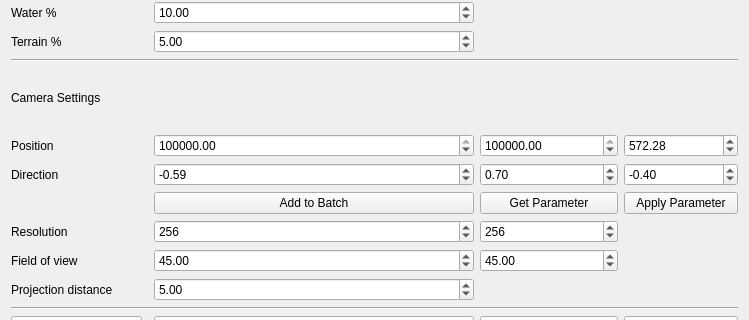
Before: the Qt Designer form src/plugins/CityGMLVisibiliteQtPlugin/Dialogs/dialogVisibilite.ui in VCityTeam/3DUSE, drawn with Qt 5; both pictures show x 0 to 749 and y 296 to 616 of the 749 by 805 pixel window.
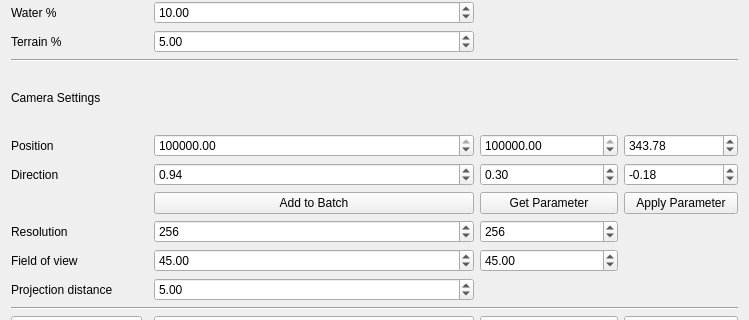
After: the same form once the commit is applied.

```diff
--- a/src/plugins/CityGMLVisibiliteQtPlugin/Dialogs/dialogVisibilite.ui
+++ b/src/plugins/CityGMLVisibiliteQtPlugin/Dialogs/dialogVisibilite.ui
@@ -148,7 +148,7 @@
       <double>999999999.000000000000000</double>
      </property>
      <property name="value">
-      <double>0.700000000000000</double>
+      <double>0.300000000000000</double>
      </property>
     </widget>
    </item>
@@ -161,7 +161,7 @@
       <double>999999999.000000000000000</double>
      </property>
      <property name="value">
-      <double>572.279999999999973</double>
+      <double>343.779999999999973</double>
      </property>
     </widget>
    </item>
@@ -201,7 +201,7 @@
       <double>999999999.000000000000000</double>
      </property>
      <property name="value">
-      <double>-0.590000000000000</double>
+      <double>0.940000000000000</double>
      </property>
     </widget>
    </item>
@@ -311,7 +311,7 @@
       <double>999999999.000000000000000</double>
      </property>
      <property name="value">
-      <double>-0.400000000000000</double>
+      <double>-0.180000000000000</double>
      </property>
     </widget>
    </item>
```
Left out of the diff: 4 changed lines with no effect on the pictures.
